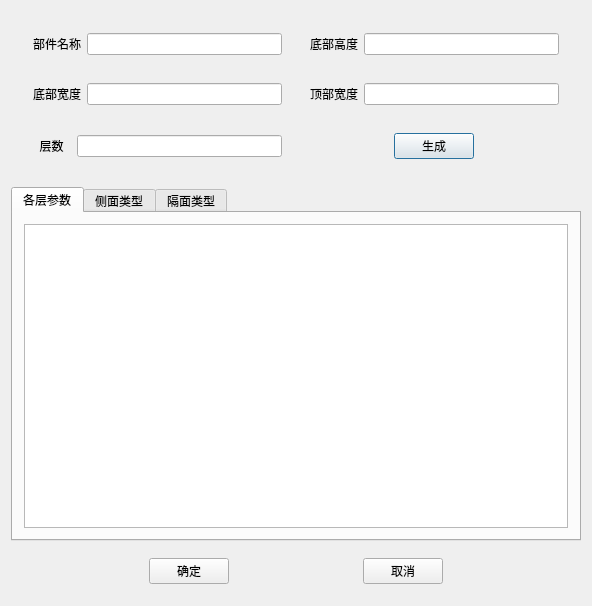
The window that TW/T_Body.ui (Shixuku/Tower-Visual) describes before a commit, drawn with Qt 5.
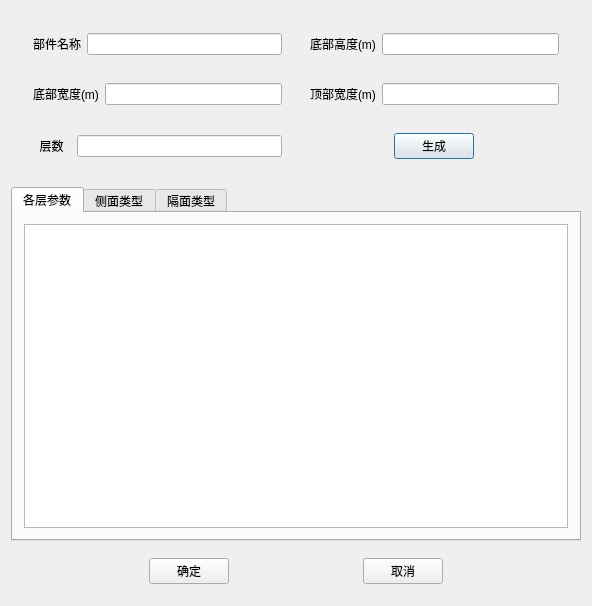
The same window after the commit.

Diff of the .ui file:
```diff
--- a/TW/T_Body.ui
+++ b/TW/T_Body.ui
@@ -39,7 +39,7 @@
          <item>
           <widget class="QLabel" name="label_3">
            <property name="text">
-            <string>底部高度</string>
+            <string>底部高度(m)</string>
            </property>
           </widget>
          </item>
@@ -55,7 +55,7 @@
          <item>
           <widget class="QLabel" name="label_4">
            <property name="text">
-            <string>底部宽度</string>
+            <string>底部宽度(m)</string>
            </property>
           </widget>
          </item>
@@ -71,7 +71,7 @@
          <item>
           <widget class="QLabel" name="label_5">
            <property name="text">
-            <string>顶部宽度</string>
+            <string>顶部宽度(m)</string>
            </property>
           </widget>
          </item>
```
